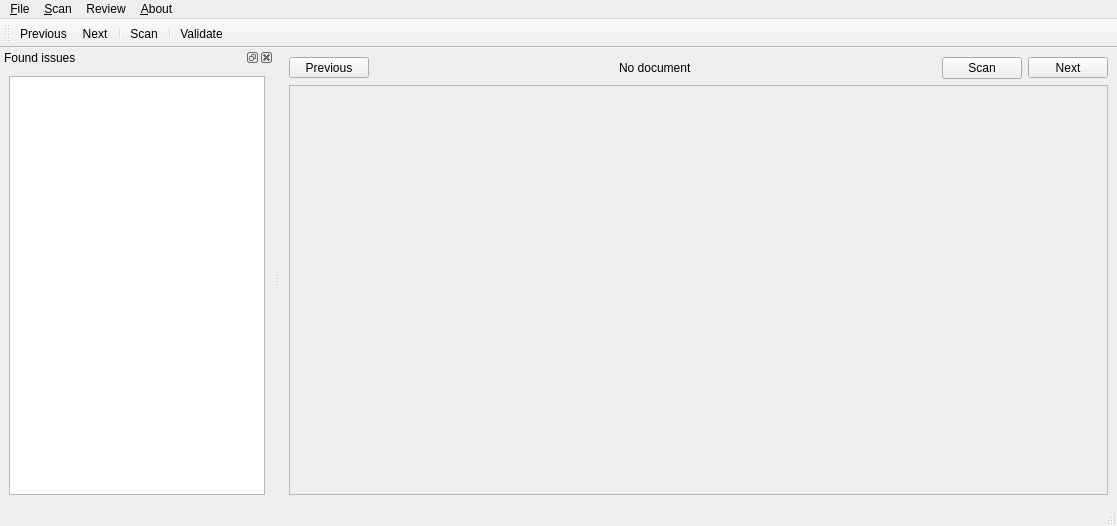
Old version of the form src/ui/main.ui in the repository wxgeo/ptyx-mcq-corrector.
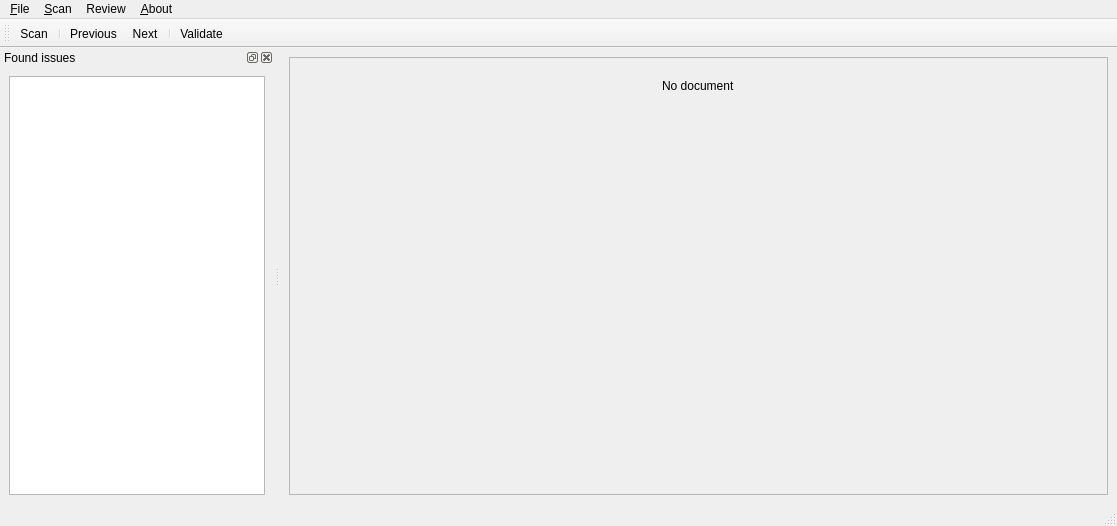
New version of the form. The open tabs and pages were chosen to show the change. Icons and pictures are not drawn. Custom widgets are drawn as their Qt base class.

Commit message: feat: redesigned ui.

Diff of the .ui file:
```diff
--- a/src/ui/main.ui
+++ b/src/ui/main.ui
@@ -18,94 +18,6 @@
     <enum>Qt::LeftToRight</enum>
    </property>
    <layout class="QVBoxLayout" name="verticalLayout">
-    <item>
-     <layout class="QHBoxLayout" name="horizontalLayout">
-      <item>
-       <widget class="QToolButton" name="previous_button">
-        <property name="minimumSize">
-         <size>
-          <width>80</width>
-          <height>0</height>
-         </size>
-        </property>
-        <property name="text">
-         <string>Previous</string>
-        </property>
-        <property name="icon">
-         <iconset theme="go-previous"/>
-        </property>
-        <property name="toolButtonStyle">
-         <enum>Qt::ToolButtonIconOnly</enum>
-        </property>
-       </widget>
-      </item>
-      <item>
-       <spacer name="horizontalSpacer">
-        <property name="orientation">
-         <enum>Qt::Horizontal</enum>
-        </property>
-        <property name="sizeHint" stdset="0">
-         <size>
-          <width>40</width>
-          <height>20</height>
-         </size>
-        </property>
-       </spacer>
-      </item>
-      <item>
-       <widget class="QLabel" name="header_label">
-        <property name="text">
-         <string>No document</string>
-        </property>
-        <property name="textFormat">
-         <enum>Qt::RichText</enum>
-        </property>
-        <property name="openExternalLinks">
-         <bool>true</bool>
-        </property>
-       </widget>
-      </item>
-      <item>
-       <spacer name="horizontalSpacer_2">
-        <property name="orientation">
-         <enum>Qt::Horizontal</enum>
-        </property>
-        <property name="sizeHint" stdset="0">
-         <size>
-          <width>40</width>
-          <height>20</height>
-         </size>
-        </property>
-       </spacer>
-      </item>
-      <item>
-       <widget class="QPushButton" name="action_button">
-        <property name="text">
-         <string>Scan</string>
-        </property>
-       </widget>
-      </item>
-      <item>
-       <widget class="QToolButton" name="next_button">
-        <property name="minimumSize">
-         <size>
-          <width>80</width>
-          <height>0</height>
-         </size>
-        </property>
-        <property name="text">
-         <string>Next</string>
-        </property>
-        <property name="icon">
-         <iconset theme="go-next"/>
-        </property>
-        <property name="toolButtonStyle">
-         <enum>Qt::ToolButtonIconOnly</enum>
-        </property>
-       </widget>
-      </item>
-     </layout>
-    </item>
     <item>
      <widget class="QScrollArea" name="scrollArea">
       <property name="widgetResizable">
@@ -117,7 +29,7 @@
          <x>0</x>
          <y>0</y>
          <width>817</width>
-         <height>390</height>
+         <height>421</height>
         </rect>
        </property>
        <layout class="QVBoxLayout" name="verticalLayout_2">
@@ -126,7 +38,66 @@
           <property name="currentIndex">
            <number>1</number>
           </property>
-          <widget class="QWidget" name="blank"/>
+          <widget class="QWidget" name="blank">
+           <layout class="QVBoxLayout" name="verticalLayout_4">
+            <item>
+             <layout class="QHBoxLayout" name="horizontalLayout_3">
+              <item>
+               <spacer name="horizontalSpacer_4">
+                <property name="orientation">
+                 <enum>Qt::Horizontal</enum>
+                </property>
+                <property name="sizeHint" stdset="0">
+                 <size>
+                  <width>778</width>
+                  <height>20</height>
+                 </size>
+                </property>
+               </spacer>
+              </item>
+              <item>
+               <widget class="QLabel" name="header_label">
+                <property name="text">
+                 <string>No document</string>
+                </property>
+                <property name="textFormat">
+                 <enum>Qt::RichText</enum>
+                </property>
+                <property name="openExternalLinks">
+                 <bool>true</bool>
+                </property>
+               </widget>
+              </item>
+              <item>
+               <spacer name="horizontalSpacer">
+                <property name="orientation">
+                 <enum>Qt::Horizontal</enum>
+                </property>
+                <property name="sizeHint" stdset="0">
+                 <size>
+                  <width>778</width>
+                  <height>20</height>
+                 </size>
+                </property>
+               </spacer>
+              </item>
+             </layout>
+            </item>
+            <item>
+             <spacer name="verticalSpacer">
+              <property name="orientation">
+               <enum>Qt::Vertical</enum>
+              </property>
+              <property name="sizeHint" stdset="0">
+               <size>
+                <width>20</width>
+                <height>40</height>
+               </size>
+              </property>
+             </spacer>
+            </item>
+           </layout>
+          </widget>
           <widget class="CheckboxesReviewer" name="checkboxes"/>
          </widget>
         </item>
@@ -207,17 +178,20 @@
    <property name="windowTitle">
     <string>toolBar</string>
    </property>
+   <property name="toolButtonStyle">
+    <enum>Qt::ToolButtonTextBesideIcon</enum>
+   </property>
    <attribute name="toolBarArea">
     <enum>TopToolBarArea</enum>
    </attribute>
    <attribute name="toolBarBreak">
     <bool>false</bool>
    </attribute>
+   <addaction name="actionScan_documents"/>
+   <addaction name="separator"/>
    <addaction name="actionPrevious"/>
    <addaction name="actionNext"/>
    <addaction name="separator"/>
-   <addaction name="actionScan_documents"/>
-   <addaction name="separator"/>
    <addaction name="actionValidate"/>
   </widget>
   <action name="action_Open_directory">
```
Left out of the diff: 24 changed lines with no effect on the pictures. The commit also changes 6 other files.
